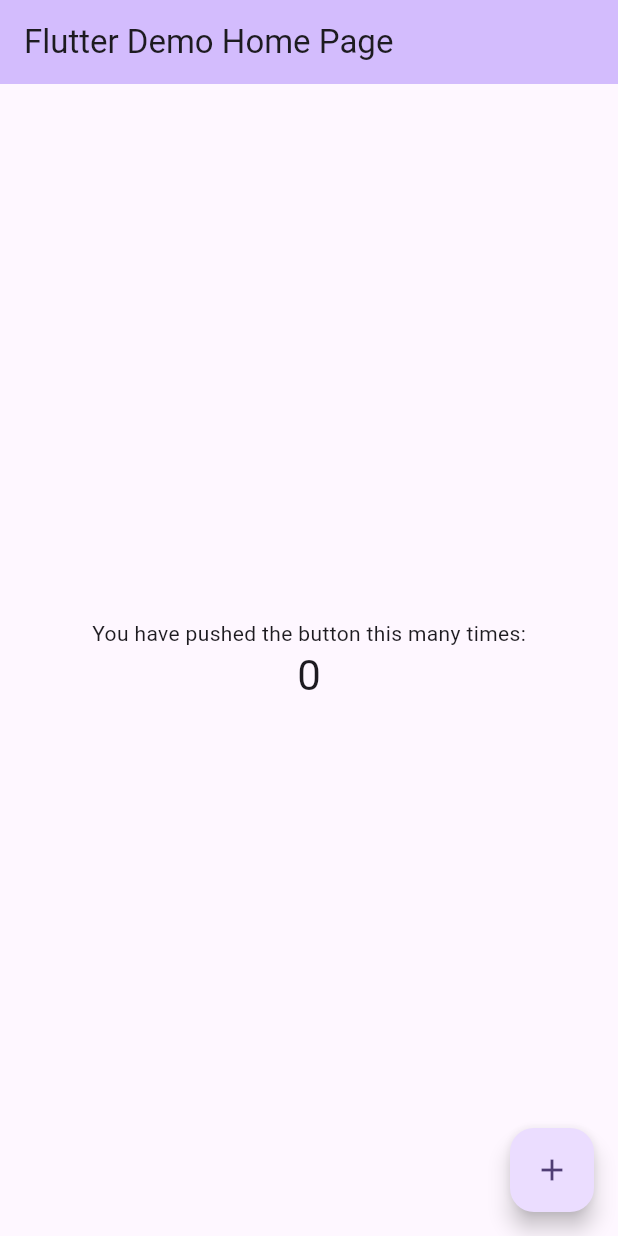
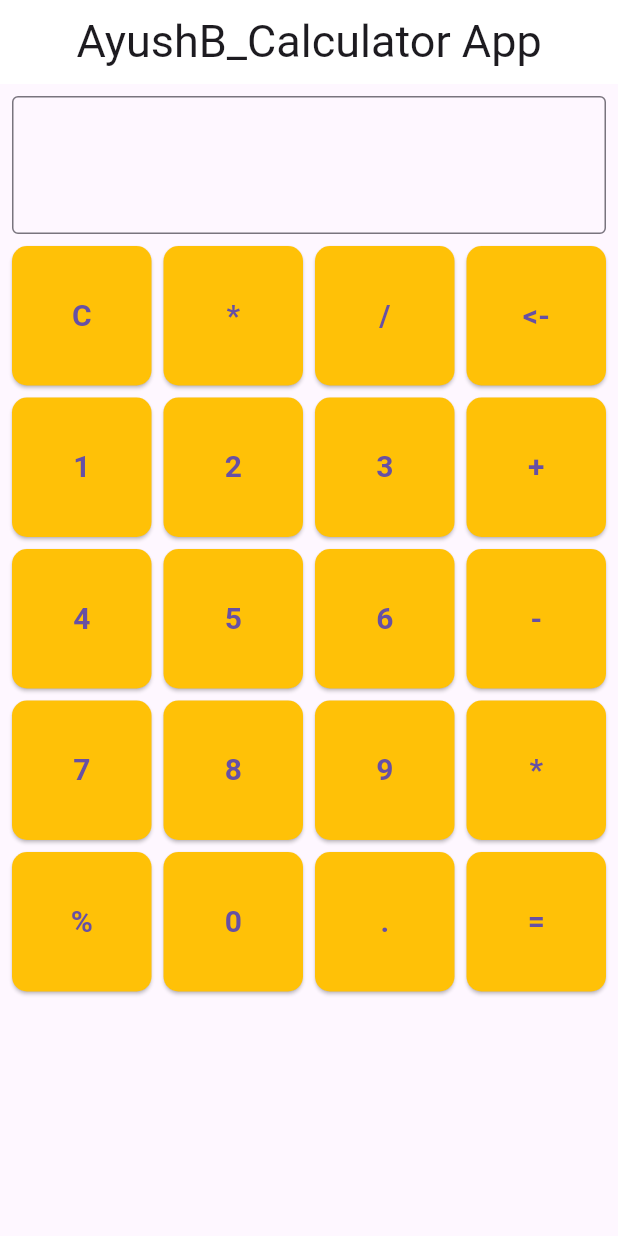
Before and after one commit to Bhetwalayush/Calculator, a Flutter app: the screen it shows after launch, on a phone screen of 412 x 824 dp. Run offline on Flutter 3.47's test engine with Material 3 defaults, Android fonts, the phone set to English and light mode, and no system bars.

Commit message:
Calculator App

```diff
--- a/calculator/lib/main.dart
+++ b/calculator/lib/main.dart
@@ -1,3 +1,4 @@
+import 'package:calculator/view/calculator_app.dart';
 import 'package:flutter/material.dart';
 
 void main() {
@@ -7,119 +8,8 @@ void main() {
 class MyApp extends StatelessWidget {
   const MyApp({super.key});
 
-  // This widget is the root of your application.
   @override
   Widget build(BuildContext context) {
-    return MaterialApp(
-      title: 'Flutter Demo',
-      theme: ThemeData(
-        // This is the theme of your application.
-        //
-        // TRY THIS: Try running your application with "flutter run". You'll see
-        // the application has a purple toolbar. Then, without quitting the app,
-        // try changing the seedColor in the colorScheme below to Colors.green
-        // and then invoke "hot reload" (save your changes or press the "hot
-        // reload" button in a Flutter-supported IDE, or press "r" if you used
-        // the command line to start the app).
-        //
-        // Notice that the counter didn't reset back to zero; the application
-        // state is not lost during the reload. To reset the state, use hot
-        // restart instead.
-        //
-        // This works for code too, not just values: Most code changes can be
-        // tested with just a hot reload.
-        colorScheme: ColorScheme.fromSeed(seedColor: Colors.deepPurple),
-        useMaterial3: true,
-      ),
-      home: const MyHomePage(title: 'Flutter Demo Home Page'),
-    );
+    return const MaterialApp(home: CalculatorView(),);
   }
 }
-
-class MyHomePage extends StatefulWidget {
-  const MyHomePage({super.key, required this.title});
-
-  // This widget is the home page of your application. It is stateful, meaning
-  // that it has a State object (defined below) that contains fields that affect
-  // how it looks.
-
-  // This class is the configuration for the state. It holds the values (in this
-  // case the title) provided by the parent (in this case the App widget) and
-  // used by the build method of the State. Fields in a Widget subclass are
-  // always marked "final".
-
-  final String title;
-
-  @override
-  State<MyHomePage> createState() => _MyHomePageState();
-}
-
-class _MyHomePageState extends State<MyHomePage> {
-  int _counter = 0;
-
-  void _incrementCounter() {
-    setState(() {
-      // This call to setState tells the Flutter framework that something has
-      // changed in this State, which causes it to rerun the build method below
-      // so that the display can reflect the updated values. If we changed
-      // _counter without calling setState(), then the build method would not be
-      // called again, and so nothing would appear to happen.
-      _counter++;
-    });
-  }
-
-  @override
-  Widget build(BuildContext context) {
-    // This method is rerun every time setState is called, for instance as done
-    // by the _incrementCounter method above.
-    //
-    // The Flutter framework has been optimized to make rerunning build methods
-    // fast, so that you can just rebuild anything that needs updating rather
-    // than having to individually change instances of widgets.
-    return Scaffold(
-      appBar: AppBar(
-        // TRY THIS: Try changing the color here to a specific color (to
-        // Colors.amber, perhaps?) and trigger a hot reload to see the AppBar
-        // change color while the other colors stay the same.
-        backgroundColor: Theme.of(context).colorScheme.inversePrimary,
-        // Here we take the value from the MyHomePage object that was created by
-        // the App.build method, and use it to set our appbar title.
-        title: Text(widget.title),
-      ),
-      body: Center(
-        // Center is a layout widget. It takes a single child and positions it
-        // in the middle of the parent.
-        child: Column(
-          // Column is also a layout widget. It takes a list of children and
-          // arranges them vertically. By default, it sizes itself to fit its
-          // children horizontally, and tries to be as tall as its parent.
-          //
-          // Column has various properties to control how it sizes itself and
-          // how it positions its children. Here we use mainAxisAlignment to
-          // center the children vertically; the main axis here is the vertical
-          // axis because Columns are vertical (the cross axis would be
-          // horizontal).
-          //
-          // TRY THIS: Invoke "debug painting" (choose the "Toggle Debug Paint"
-          // action in the IDE, or press "p" in the console), to see the
-          // wireframe for each widget.
-          mainAxisAlignment: MainAxisAlignment.center,
-          children: <Widget>[
-            const Text(
-              'You have pushed the button this many times:',
-            ),
-            Text(
-              '$_counter',
-              style: Theme.of(context).textTheme.headlineMedium,
-            ),
-          ],
-        ),
-      ),
-      floatingActionButton: FloatingActionButton(
-        onPressed: _incrementCounter,
-        tooltip: 'Increment',
-        child: const Icon(Icons.add),
-      ), // This trailing comma makes auto-formatting nicer for build methods.
-    );
-  }
-}
--- /dev/null
+++ b/calculator/lib/view/calculator_app.dart
@@ -0,0 +1,158 @@
+import 'package:flutter/material.dart';
+
+class CalculatorView extends StatefulWidget {
+  const CalculatorView({super.key});
+
+  @override
+  State<CalculatorView> createState() => _CalculatorViewState();
+}
+
+class _CalculatorViewState extends State<CalculatorView> {
+  final _textController = TextEditingController();
+  List<String> lstSymbols = [
+    "C",
+    "*",
+    "/",
+    "<-",
+    "1",
+    "2",
+    "3",
+    "+",
+    "4",
+    "5",
+    "6",
+    "-",
+    "7",
+    "8",
+    "9",
+    "*",
+    "%",
+    "0",
+    ".",
+    "=",
+  ];
+
+  final _key = GlobalKey<FormState>();
+  double firstNumber = 0;
+  double secondNumber = 0;
+  String operation = "";
+
+
+  @override
+  Widget build(BuildContext context) {
+    return Scaffold(
+      appBar: AppBar(
+        centerTitle: true,
+        backgroundColor: Colors.white,
+        title: const Text(
+          'AyushB_Calculator App',
+          style: TextStyle(fontSize: 30),
+        ),
+      ),
+      body: Padding(
+        padding: const EdgeInsets.all(8.0),
+        child: Form(
+          key: _key,
+          child: Column(
+            children: [
+              TextFormField(
+                textDirection: TextDirection.rtl,
+                controller: _textController,
+                decoration: const InputDecoration(
+                  border: OutlineInputBorder(),
+                ),
+                style: const TextStyle(
+                  fontSize: 40,
+                  fontWeight: FontWeight.bold,
+                ),
+              ),
+              const SizedBox(
+                height: 8,
+              ),
+              Expanded(
+                child: GridView.builder(
+                  gridDelegate: const SliverGridDelegateWithFixedCrossAxisCount(
+                    crossAxisCount: 4,
+                    crossAxisSpacing: 8.0,
+                    mainAxisSpacing: 8.0,
+                  ),
+                  itemCount: lstSymbols.length,
+                  itemBuilder: (context, index) {
+                    return ElevatedButton(
+                      style: ElevatedButton.styleFrom(
+                        backgroundColor: Colors.amber,
+                        shape: RoundedRectangleBorder(
+                          borderRadius: BorderRadius.circular(10),
+                        ),
+                      ),
+                      onPressed: () {
+                        String symbol = lstSymbols[index];
+                      if (symbol == "C") {
+                        _textController.text = "";
+                        firstNumber = 0;
+                        secondNumber = 0;
+                        operation = "";
+                      } else if (symbol == "<-") {
+                        if (_textController.text.isNotEmpty) {
+                          _textController.text = _textController.text
+                              .substring(0, _textController.text.length - 1);
+                        }
+                      } else if (symbol == "+" ||
+                          symbol == "-" ||
+                          symbol == "*" ||
+                          symbol == "/" ||
+                          symbol == "%") {
+                        if (_textController.text.isNotEmpty) {
+                          firstNumber = double.parse(_textController.text);
+                          operation = symbol;
+                          _textController.text = "";
+                        }
+                      } else if (symbol == "=") {
+                        if (_textController.text.isNotEmpty &&
+                            operation.isNotEmpty) {
+                          secondNumber = double.parse(_textController.text);
+                          double result = 0;
+                          switch (operation) {
+                            case "+":
+                              result = firstNumber + secondNumber;
+                              break;
+                            case "-":
+                              result = firstNumber - secondNumber;
+                              break;
+                            case "*":
+                              result = firstNumber * secondNumber;
+                              break;
+                            case "/":
+                              result = secondNumber != 0
+                                  ? firstNumber / secondNumber
+                                  : double.nan;
+                              break;
+                            case "%":
+                              result = firstNumber % secondNumber;
+                              break;
+                          }
+                          _textController.text = result.toString();
+                          operation = "";
+                        }
+                      } else {
+                        _textController.text += symbol;
+                      }
+                    },
+                      child: Text(
+                        lstSymbols[index],
+                        style: const TextStyle(
+                          fontSize: 20,
+                          fontWeight: FontWeight.bold,
+                        ),
+                      ),
+                    );
+                  },
+                ),
+              ),
+            ],
+          ),
+        ),
+      ),
+    );
+  }
+}
```
